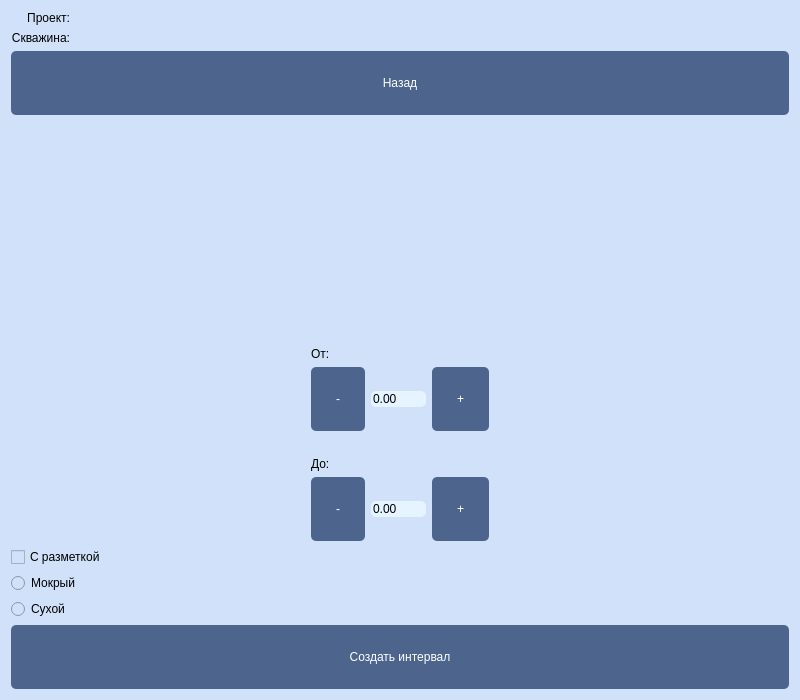
Qt form resources/ui/NewIntervalForm.ui (StellarCampfire/GeoPhoto) before a commit.
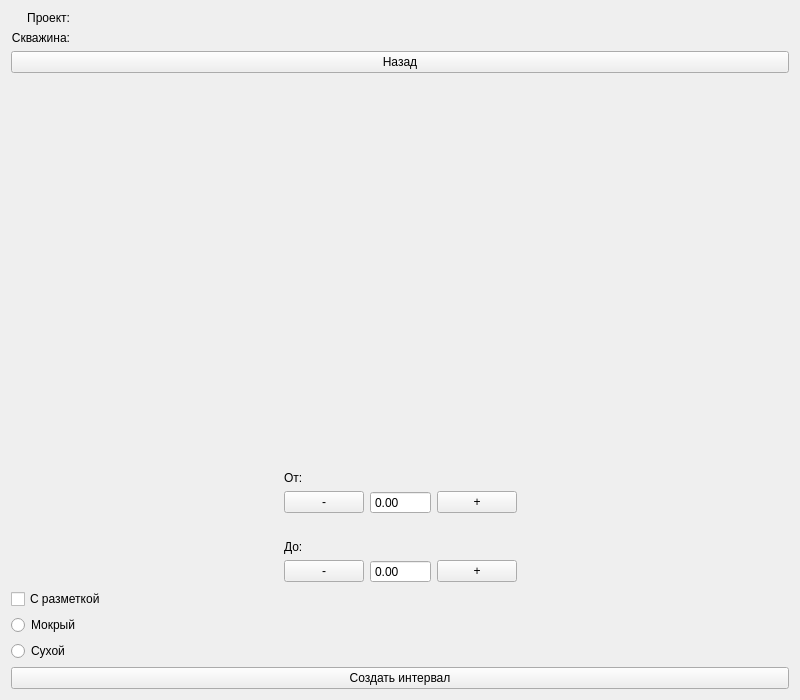
The same form after that commit.

The edit to the form file:
```diff
--- a/resources/ui/NewIntervalForm.ui
+++ b/resources/ui/NewIntervalForm.ui
@@ -14,85 +14,7 @@
    <string>Form</string>
   </property>
   <property name="styleSheet">
-   <string notr="true">QLabel {
-	text-align: center;
-	font: 57 16pt &quot;Sono Medium&quot;;
-}
-
-QCheckBox {
-	text-align: center;
-	font: 57 16pt &quot;Sono Medium&quot;;
-}
-
-QCheckBox:focus {
-    border: 2px solid #0057D9;
-    background-color: #E6F4FF;
-	border-radius: 5px;
-}
-
-QRadioButton {
-	text-align: center;
-	font: 57 16pt &quot;Sono Medium&quot;;
-}
-
-QRadioButton:focus {
-    border: 2px solid #0057D9;
-    background-color: #E6F4FF;
-	border-radius: 5px;
-}
-
-QWidget {
-    background-color: rgb(208, 225, 249);
-}
-
-QPushButton {
-    background-color: rgb(77, 100, 141);
-
-    color: white;
-    border-radius: 5px;
-	padding: 25;
-	font: 57 18pt &quot;Sono Medium&quot;;
-}
-
-QPushButton:focus {
-    background-color: rgb(40, 54, 85);
-
-    color: white;
-    border-radius: 5px;
-	padding: 25;
-	font: 57 18pt &quot;Sono Medium&quot;;
-}
-
-QPushButton[class=&quot;CustomSpinboxButton&quot;] {
-    background-color: rgb(77, 100, 141);
-
-    color: white;
-    border-radius: 5px;
-	padding: 25;
-	font: 57 18pt &quot;Sono Medium&quot;;
-}
-
-QPushButton[class=&quot;CustomSpinboxButtonPressed&quot;] {
-    background-color: rgb(40, 54, 85);
-
-    color: white;
-    border-radius: 5px;
-	padding: 25;
-	font: 57 18pt &quot;Sono Medium&quot;;
-}
-
-QDoubleSpinBox {
-	text-align: centrel;
-    border: none;
-	border-radius: 5px;
-    background-color: #E6F4FF;
-	font: 57 16pt &quot;Sono Medium&quot;;
-}
-
-QDoubleSpinBox:focus {
-    border: 2px solid #0057D9;
-    background-color: #E6F4FF;
-}</string>
+   <string notr="true"/>
   </property>
   <layout class="QVBoxLayout" name="verticalLayout_3">
    <item>
```
